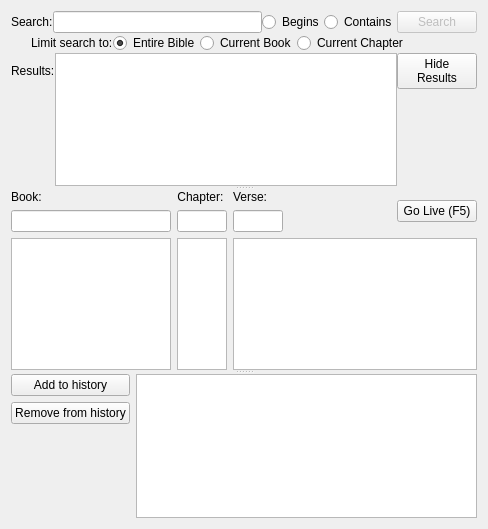
This is src/biblewidget.ui in SoftProjector/src as Qt 5 draws it before an edit. The edited form follows.
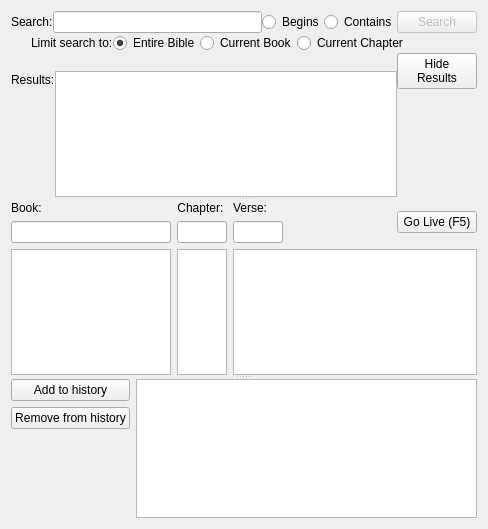
This is the edited form.

Commit message: added label to bible search that tell count of results. only 281 results can be returned. some issues with QString

The edit to the form file:
```diff
--- a/src/biblewidget.ui
+++ b/src/biblewidget.ui
@@ -236,32 +236,7 @@
        </item>
        <item>
         <layout class="QGridLayout" name="result_layout">
-         <item row="0" column="0">
-          <widget class="QLabel" name="result_label">
-           <property name="sizePolicy">
-            <sizepolicy hsizetype="Minimum" vsizetype="Fixed">
-             <horstretch>0</horstretch>
-             <verstretch>0</verstretch>
-            </sizepolicy>
-           </property>
-           <property name="minimumSize">
-            <size>
-             <width>0</width>
-             <height>0</height>
-            </size>
-           </property>
-           <property name="maximumSize">
-            <size>
-             <width>16777215</width>
-             <height>20</height>
-            </size>
-           </property>
-           <property name="text">
-            <string>Results:</string>
-           </property>
-          </widget>
-         </item>
-         <item row="0" column="1" rowspan="2">
+         <item row="1" column="1" rowspan="2">
           <widget class="QListWidget" name="search_results_list">
            <property name="sizePolicy">
             <sizepolicy hsizetype="Expanding" vsizetype="Expanding">
@@ -286,7 +261,7 @@
            </property>
           </widget>
          </item>
-         <item row="0" column="2">
+         <item row="0" column="2" rowspan="2">
           <widget class="QPushButton" name="hide_result_button">
            <property name="text">
             <string>Hide
@@ -294,7 +269,7 @@
            </property>
           </widget>
          </item>
-         <item row="1" column="0">
+         <item row="2" column="0">
           <spacer name="verticalSpacer">
            <property name="orientation">
             <enum>Qt::Vertical</enum>
@@ -307,7 +282,7 @@
            </property>
           </spacer>
          </item>
-         <item row="1" column="2">
+         <item row="2" column="2">
           <spacer name="verticalSpacer_2">
            <property name="orientation">
             <enum>Qt::Vertical</enum>
@@ -320,11 +295,43 @@
            </property>
           </spacer>
          </item>
+         <item row="0" column="1">
+          <widget class="QLabel" name="result_count_label">
+           <property name="text">
+            <string/>
+           </property>
+          </widget>
+         </item>
+         <item row="1" column="0">
+          <widget class="QLabel" name="result_label">
+           <property name="sizePolicy">
+            <sizepolicy hsizetype="Minimum" vsizetype="Fixed">
+             <horstretch>0</horstretch>
+             <verstretch>0</verstretch>
+            </sizepolicy>
+           </property>
+           <property name="minimumSize">
+            <size>
+             <width>0</width>
+             <height>0</height>
+            </size>
+           </property>
+           <property name="maximumSize">
+            <size>
+             <width>16777215</width>
+             <height>20</height>
+            </size>
+           </property>
+           <property name="text">
+            <string>Results:</string>
+           </property>
+          </widget>
+         </item>
         </layout>
        </item>
       </layout>
      </widget>
-     <widget class="QWidget" name="">
+     <widget class="QWidget" name="layoutWidget">
       <layout class="QGridLayout" name="gridLayout_2">
        <property name="sizeConstraint">
         <enum>QLayout::SetNoConstraint</enum>
@@ -574,7 +581,7 @@
        </item>
       </layout>
      </widget>
-     <widget class="QWidget" name="">
+     <widget class="QWidget" name="layoutWidget">
       <layout class="QGridLayout" name="gridLayout">
        <property name="sizeConstraint">
         <enum>QLayout::SetMinimumSize</enum>
@@ -617,6 +624,12 @@
          <property name="orientation">
           <enum>Qt::Vertical</enum>
          </property>
+         <property name="sizeHint" stdset="0">
+          <size>
+           <width>0</width>
+           <height>0</height>
+          </size>
+         </property>
         </spacer>
        </item>
       </layout>
```
The commit also changes 1 other file.
